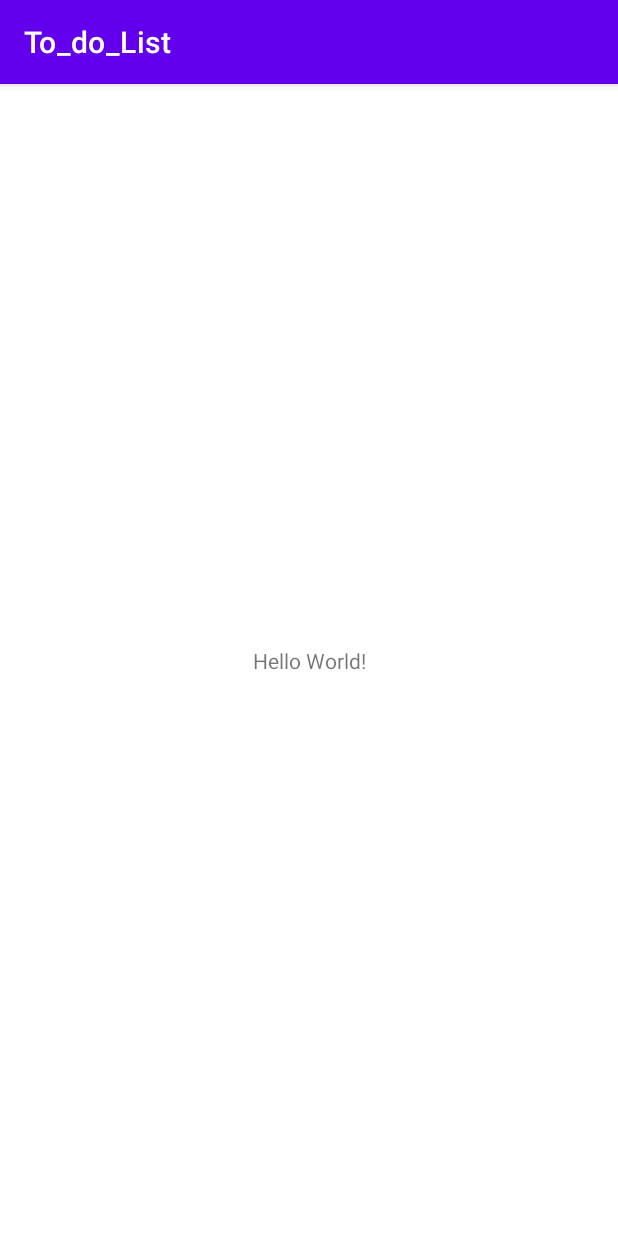
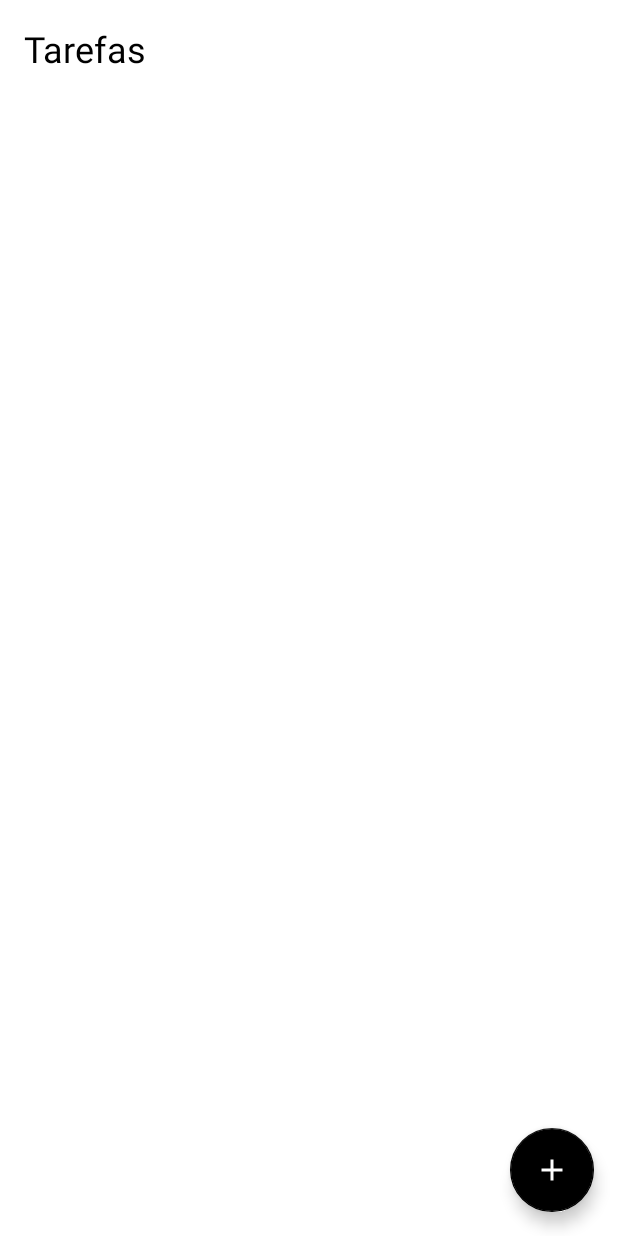
Before and after one commit to GabrielNatan2001/ToDoList, an Android app: the screen it shows after launch (MainActivity), on a phone screen of 412 x 824 dp. Run offline under Robolectric (Android 15) with nearby library versions, the phone set to English and light mode, and no system bars.

Commit message:
Adiciona Layout de Criar Tarefa

```diff
--- /dev/null
+++ b/app/src/main/res/drawable/ic_add.xml
@@ -0,0 +1,5 @@
+<vector android:height="24dp" android:tint="#FFFFFF"
+    android:viewportHeight="24" android:viewportWidth="24"
+    android:width="24dp" xmlns:android="http://schemas.android.com/apk/res/android">
+    <path android:fillColor="@android:color/white" android:pathData="M19,13h-6v6h-2v-6H5v-2h6V5h2v6h6v2z"/>
+</vector>
--- a/app/src/main/res/layout/activity_main.xml
+++ b/app/src/main/res/layout/activity_main.xml
@@ -7,12 +7,23 @@
     tools:context=".MainActivity">
 
     <TextView
+        app:layout_constraintTop_toTopOf="parent"
+        app:layout_constraintStart_toStartOf="parent"
+        android:layout_margin="16dp"
+        android:id="@+id/tv_title"
+        android:text="Tarefas"
+        android:textColor="@color/black"
+        android:textSize="24sp"
         android:layout_width="wrap_content"
         android:layout_height="wrap_content"
-        android:text="Hello World!"
+        />
+
+    <com.google.android.material.floatingactionbutton.FloatingActionButton
+        android:layout_width="wrap_content"
+        android:layout_height="wrap_content"
+        app:layout_constraintEnd_toEndOf="parent"
         app:layout_constraintBottom_toBottomOf="parent"
-        app:layout_constraintLeft_toLeftOf="parent"
-        app:layout_constraintRight_toRightOf="parent"
-        app:layout_constraintTop_toTopOf="parent" />
+        android:layout_margin="16dp"
+        app:srcCompat="@drawable/ic_add"/>
 
 </androidx.constraintlayout.widget.ConstraintLayout>
--- a/app/src/main/res/values/themes.xml
+++ b/app/src/main/res/values/themes.xml
@@ -1,16 +1,10 @@
 <resources xmlns:tools="http://schemas.android.com/tools">
     <!-- Base application theme. -->
-    <style name="Theme.To_do_List" parent="Theme.MaterialComponents.DayNight.DarkActionBar">
-        <!-- Primary brand color. -->
-        <item name="colorPrimary">@color/purple_500</item>
-        <item name="colorPrimaryVariant">@color/purple_700</item>
-        <item name="colorOnPrimary">@color/white</item>
-        <!-- Secondary brand color. -->
-        <item name="colorSecondary">@color/teal_200</item>
-        <item name="colorSecondaryVariant">@color/teal_700</item>
-        <item name="colorOnSecondary">@color/black</item>
-        <!-- Status bar color. -->
-        <item name="android:statusBarColor" tools:targetApi="l">?attr/colorPrimaryVariant</item>
-        <!-- Customize your theme here. -->
+    <style name="Theme.To_do_List" parent="Theme.MaterialComponents.Light.NoActionBar">
+        <item name="colorPrimary">@color/black</item>
+        <item name="colorPrimaryDark">@color/black</item>
+
+        <item name="colorSecondary">@color/black</item>
+        <item name="colorOnSecondary">@color/white</item>
     </style>
 </resources>
```
Also changed, not shown: app/src/main/res/drawable/ic_baseline_navigate.xml (added, +10 -0 lines), app/src/main/res/drawable/ic_calendar.xml (added, +10 -0 lines), app/src/main/res/drawable/ic_time.xml (added, +13 -0 lines), app/src/main/res/layout/activity_add_task.xml (added, +107 -0 lines).
